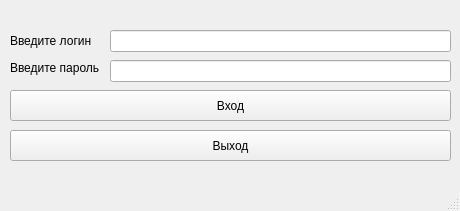
First picture: the form in loginwindow.ui, repository Viktor-Ar-72/NIRS_project_ver_1_0_2, before the edit.
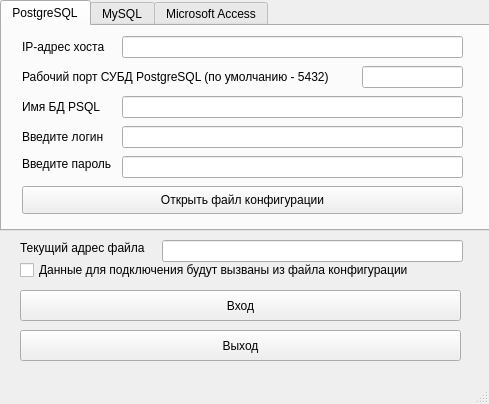
Second picture: the form after the edit.

What changed in the file:
```diff
--- a/loginwindow.ui
+++ b/loginwindow.ui
@@ -6,19 +6,312 @@
    <rect>
     <x>0</x>
     <y>0</y>
-    <width>460</width>
-    <height>211</height>
+    <width>489</width>
+    <height>404</height>
    </rect>
   </property>
   <property name="windowTitle">
    <string>LoginWindow</string>
   </property>
   <widget class="QWidget" name="centralwidget">
+   <widget class="QTabWidget" name="tabWidget">
+    <property name="geometry">
+     <rect>
+      <x>0</x>
+      <y>0</y>
+      <width>491</width>
+      <height>231</height>
+     </rect>
+    </property>
+    <property name="currentIndex">
+     <number>0</number>
+    </property>
+    <widget class="QWidget" name="tab">
+     <attribute name="title">
+      <string>PostgreSQL</string>
+     </attribute>
+     <widget class="QLabel" name="label_2">
+      <property name="geometry">
+       <rect>
+        <x>20</x>
+        <y>130</y>
+        <width>151</width>
+        <height>16</height>
+       </rect>
+      </property>
+      <property name="text">
+       <string>Введите пароль</string>
+      </property>
+     </widget>
+     <widget class="QLabel" name="label">
+      <property name="geometry">
+       <rect>
+        <x>20</x>
+        <y>100</y>
+        <width>101</width>
+        <height>21</height>
+       </rect>
+      </property>
+      <property name="text">
+       <string>Введите логин</string>
+      </property>
+     </widget>
+     <widget class="QLineEdit" name="password_input_PSQL">
+      <property name="geometry">
+       <rect>
+        <x>120</x>
+        <y>130</y>
+        <width>341</width>
+        <height>22</height>
+       </rect>
+      </property>
+      <property name="echoMode">
+       <enum>QLineEdit::Password</enum>
+      </property>
+     </widget>
+     <widget class="QLineEdit" name="login_line_PSQL">
+      <property name="geometry">
+       <rect>
+        <x>120</x>
+        <y>100</y>
+        <width>341</width>
+        <height>22</height>
+       </rect>
+      </property>
+     </widget>
+     <widget class="QLabel" name="label_3">
+      <property name="geometry">
+       <rect>
+        <x>20</x>
+        <y>10</y>
+        <width>101</width>
+        <height>21</height>
+       </rect>
+      </property>
+      <property name="text">
+       <string>IP-адрес хоста</string>
+      </property>
+     </widget>
+     <widget class="QLineEdit" name="host_input_PSQL">
+      <property name="geometry">
+       <rect>
+        <x>120</x>
+        <y>10</y>
+        <width>341</width>
+        <height>22</height>
+       </rect>
+      </property>
+     </widget>
+     <widget class="QLabel" name="label_4">
+      <property name="geometry">
+       <rect>
+        <x>20</x>
+        <y>40</y>
+        <width>341</width>
+        <height>21</height>
+       </rect>
+      </property>
+      <property name="text">
+       <string>Рабочий порт СУБД PostgreSQL (по умолчанию - 5432)</string>
+      </property>
+     </widget>
+     <widget class="QLineEdit" name="port_line_PSQL">
+      <property name="geometry">
+       <rect>
+        <x>360</x>
+        <y>40</y>
+        <width>101</width>
+        <height>22</height>
+       </rect>
+      </property>
+     </widget>
+     <widget class="QLabel" name="label_5">
+      <property name="geometry">
+       <rect>
+        <x>20</x>
+        <y>70</y>
+        <width>111</width>
+        <height>21</height>
+       </rect>
+      </property>
+      <property name="text">
+       <string>Имя БД PSQL</string>
+      </property>
+     </widget>
+     <widget class="QLineEdit" name="BD_name_PSQL">
+      <property name="geometry">
+       <rect>
+        <x>120</x>
+        <y>70</y>
+        <width>341</width>
+        <height>22</height>
+       </rect>
+      </property>
+     </widget>
+     <widget class="QPushButton" name="pushButton_PSQL">
+      <property name="geometry">
+       <rect>
+        <x>20</x>
+        <y>160</y>
+        <width>441</width>
+        <height>28</height>
+       </rect>
+      </property>
+      <property name="text">
+       <string>Открыть файл конфигурации</string>
+      </property>
+     </widget>
+    </widget>
+    <widget class="QWidget" name="tab_2">
+     <attribute name="title">
+      <string>MySQL</string>
+     </attribute>
+     <widget class="QLabel" name="label_6">
+      <property name="geometry">
+       <rect>
+        <x>20</x>
+        <y>130</y>
+        <width>151</width>
+        <height>16</height>
+       </rect>
+      </property>
+      <property name="text">
+       <string>Введите пароль</string>
+      </property>
+     </widget>
+     <widget class="QLabel" name="label_7">
+      <property name="geometry">
+       <rect>
+        <x>20</x>
+        <y>100</y>
+        <width>101</width>
+        <height>21</height>
+       </rect>
+      </property>
+      <property name="text">
+       <string>Введите логин</string>
+      </property>
+     </widget>
+     <widget class="QLineEdit" name="host_input_MySQL">
+      <property name="geometry">
+       <rect>
+        <x>120</x>
+        <y>10</y>
+        <width>341</width>
+        <height>22</height>
+       </rect>
+      </property>
+     </widget>
+     <widget class="QLineEdit" name="password_input_MySQL">
+      <property name="geometry">
+       <rect>
+        <x>120</x>
+        <y>130</y>
+        <width>341</width>
+        <height>22</height>
+       </rect>
+      </property>
+      <property name="echoMode">
+       <enum>QLineEdit::Password</enum>
+      </property>
+     </widget>
+     <widget class="QLabel" name="label_8">
+      <property name="geometry">
+       <rect>
+        <x>20</x>
+        <y>70</y>
+        <width>111</width>
+        <height>21</height>
+       </rect>
+      </property>
+      <property name="text">
+       <string>Имя БД MySQL</string>
+      </property>
+     </widget>
+     <widget class="QLineEdit" name="BD_name_MySQL">
+      <property name="geometry">
+       <rect>
+        <x>120</x>
+        <y>70</y>
+        <width>341</width>
+        <height>22</height>
+       </rect>
+      </property>
+     </widget>
+     <widget class="QLineEdit" name="login_line_MySQL">
+      <property name="geometry">
+       <rect>
+        <x>120</x>
+        <y>100</y>
+        <width>341</width>
+        <height>22</height>
+       </rect>
+      </property>
+     </widget>
+     <widget class="QLabel" name="label_9">
+      <property name="geometry">
+       <rect>
+        <x>20</x>
+        <y>10</y>
+        <width>101</width>
+        <height>21</height>
+       </rect>
+      </property>
+      <property name="text">
+       <string>IP-адрес хоста</string>
+      </property>
+     </widget>
+     <widget class="QLabel" name="label_10">
+      <property name="geometry">
+       <rect>
+        <x>20</x>
+        <y>40</y>
+        <width>441</width>
+        <height>21</height>
+       </rect>
+      </property>
+      <property name="text">
+       <string>Указание рабочего порта для СУБД MySQL не требуется</string>
+      </property>
+     </widget>
+     <widget class="QPushButton" name="pushButton_MySQL">
+      <property name="geometry">
+       <rect>
+        <x>20</x>
+        <y>160</y>
+        <width>441</width>
+        <height>28</height>
+       </rect>
+      </property>
+      <property name="text">
+       <string>Открыть файл конфигурации</string>
+      </property>
+     </widget>
+    </widget>
+    <widget class="QWidget" name="tab_3">
+     <attribute name="title">
+      <string>Microsoft Access</string>
+     </attribute>
+    </widget>
+   </widget>
+   <widget class="QPushButton" name="pushButton_2">
+    <property name="geometry">
+     <rect>
+      <x>20</x>
+      <y>330</y>
+      <width>441</width>
+      <height>31</height>
+     </rect>
+    </property>
+    <property name="text">
+     <string>Выход</string>
+    </property>
+   </widget>
    <widget class="QPushButton" name="pushButton">
     <property name="geometry">
      <rect>
-      <x>10</x>
-      <y>90</y>
+      <x>20</x>
+      <y>290</y>
       <width>441</width>
       <height>31</height>
      </rect>
@@ -27,66 +320,52 @@
      <string>Вход</string>
     </property>
    </widget>
-   <widget class="QLineEdit" name="login_line">
+   <widget class="QCheckBox" name="checkBox">
     <property name="geometry">
      <rect>
-      <x>110</x>
-      <y>30</y>
-      <width>341</width>
-      <height>22</height>
-     </rect>
-    </property>
-   </widget>
-   <widget class="QLineEdit" name="password_input">
-    <property name="geometry">
-     <rect>
-      <x>110</x>
-      <y>60</y>
-      <width>341</width>
-      <height>22</height>
-     </rect>
-    </property>
-    <property name="echoMode">
-     <enum>QLineEdit::Password</enum>
-    </property>
-   </widget>
-   <widget class="QLabel" name="label">
-    <property name="geometry">
-     <rect>
-      <x>10</x>
-      <y>30</y>
-      <width>101</width>
-      <height>21</height>
+      <x>20</x>
+      <y>260</y>
+      <width>441</width>
+      <height>20</height>
      </rect>
     </property>
     <property name="text">
-     <string>Введите логин</string>
+     <string>Данные для подключения будут вызваны из файла конфигурации</string>
     </property>
+    <property name="checkable">
+     <bool>true</bool>
+    </property>
+    <property name="checked">
+     <bool>false</bool>
+    </property>
+    <property name="autoRepeat">
+     <bool>false</bool>
+    </property>
+    <property name="autoExclusive">
+     <bool>false</bool>
+    </property>
    </widget>
-   <widget class="QLabel" name="label_2">
+   <widget class="QLineEdit" name="lineEdit_adress_now">
     <property name="geometry">
      <rect>
-      <x>10</x>
-      <y>60</y>
-      <width>151</width>
+      <x>162</x>
+      <y>240</y>
+      <width>301</width>
+      <height>22</height>
+     </rect>
+    </property>
+   </widget>
+   <widget class="QLabel" name="label_11">
+    <property name="geometry">
+     <rect>
+      <x>20</x>
+      <y>240</y>
+      <width>141</width>
       <height>16</height>
      </rect>
     </property>
     <property name="text">
-     <string>Введите пароль</string>
-    </property>
-   </widget>
-   <widget class="QPushButton" name="pushButton_2">
-    <property name="geometry">
-     <rect>
-      <x>10</x>
-      <y>130</y>
-      <width>441</width>
-      <height>31</height>
-     </rect>
-    </property>
-    <property name="text">
-     <string>Выход</string>
+     <string>Текущий адрес файла</string>
     </property>
    </widget>
   </widget>
```
Left out of the diff: 2 changed lines with no effect on the pictures.
